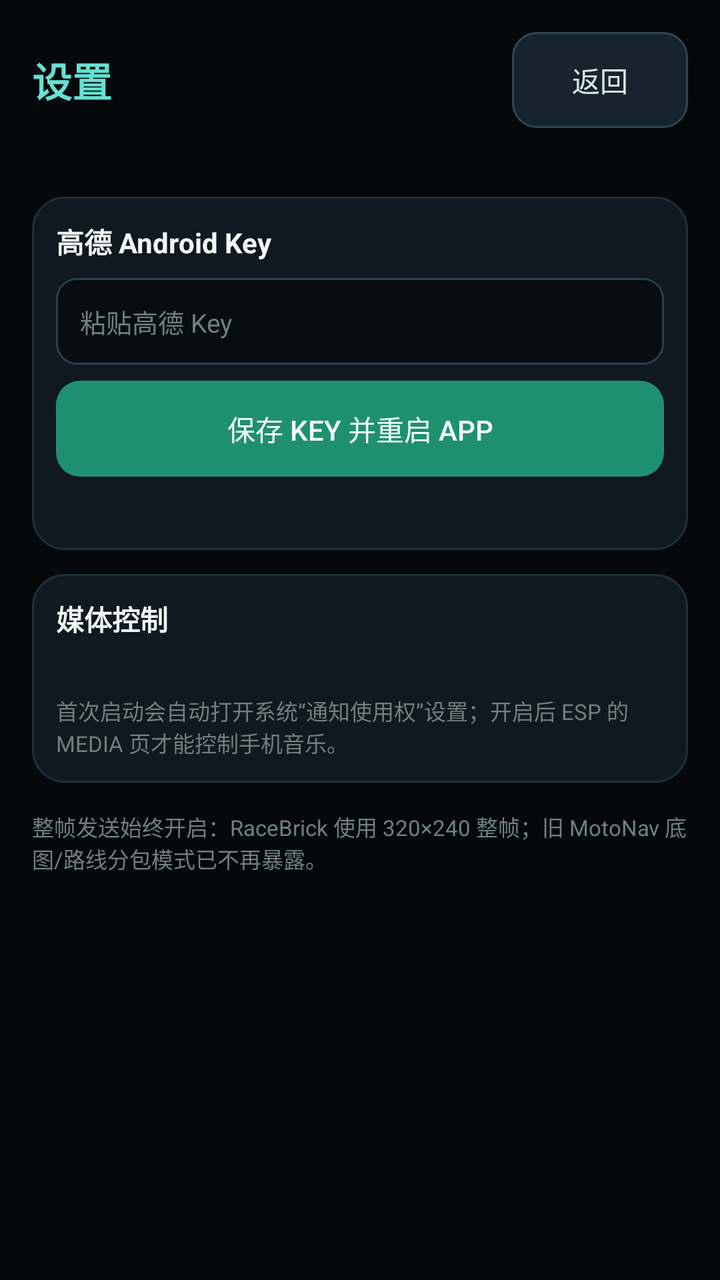
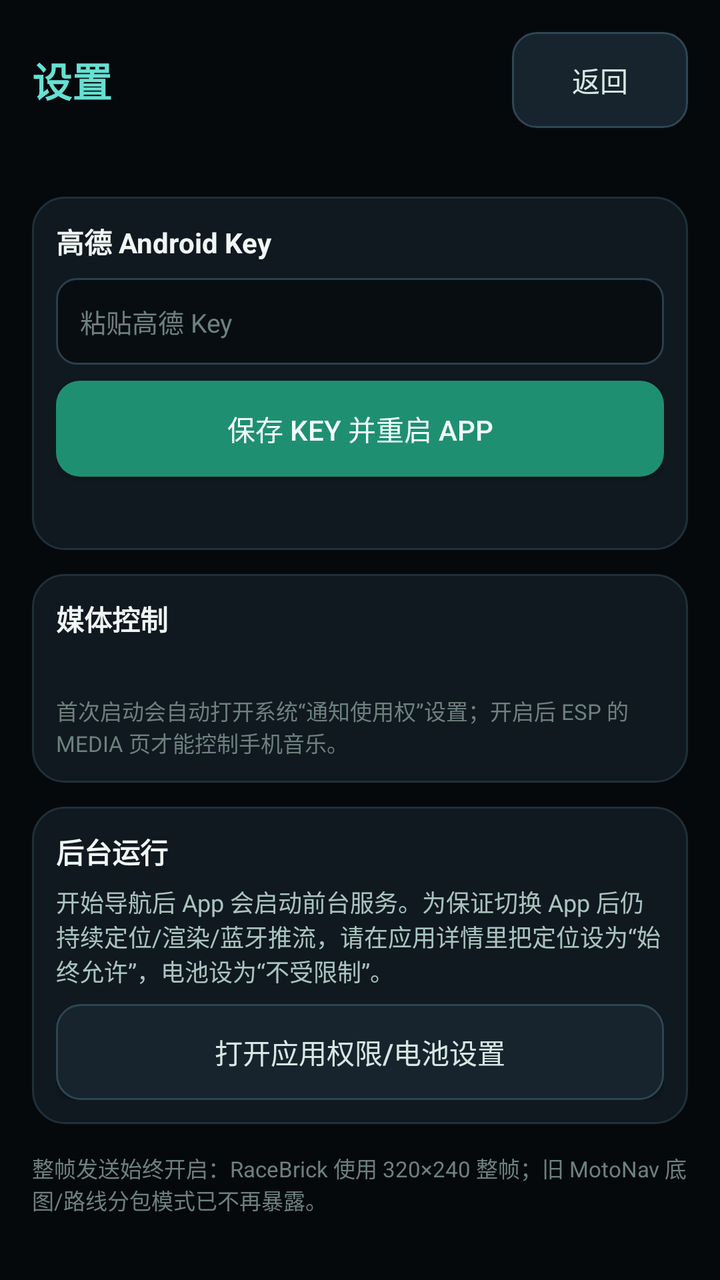

An Android layout rendered at two revisions. The XML below is the earlier revision; the diff shows what the commit changed to produce the second picture.
<!-- AndroidManifest.xml: application theme Theme.NavBridge -->
<!-- res/layout/activity_settings.xml -->
<?xml version="1.0" encoding="utf-8"?>
<ScrollView xmlns:android="http://schemas.android.com/apk/res/android"
    android:layout_width="match_parent"
    android:layout_height="match_parent"
    android:fillViewport="true"
    android:background="#06090C">

    <LinearLayout
        android:layout_width="match_parent"
        android:layout_height="wrap_content"
        android:orientation="vertical"
        android:padding="16dp">

        <LinearLayout
            android:layout_width="match_parent"
            android:layout_height="wrap_content"
            android:gravity="center_vertical"
            android:orientation="horizontal">

            <TextView
                android:layout_width="0dp"
                android:layout_height="wrap_content"
                android:layout_weight="1"
                android:text="设置"
                android:textColor="#66E0D2"
                android:textSize="20sp"
                android:textStyle="bold" />

            <Button
                android:id="@+id/btnBack"
                android:layout_width="wrap_content"
                android:layout_height="wrap_content"
                android:background="@drawable/btn_secondary"
                android:backgroundTint="@null"
                android:text="返回"
                android:textColor="#D7E7E4" />
        </LinearLayout>

        <TextView
            android:id="@+id/tvVersion"
            android:layout_width="match_parent"
            android:layout_height="wrap_content"
            android:layout_marginTop="6dp"
            android:textColor="#A9C4BE"
            android:textSize="12sp" />

        <LinearLayout
            android:layout_width="match_parent"
            android:layout_height="wrap_content"
            android:layout_marginTop="12dp"
            android:background="@drawable/bg_card"
            android:orientation="vertical"
            android:padding="12dp">

            <TextView
                android:layout_width="match_parent"
                android:layout_height="wrap_content"
                android:text="高德 Android Key"
                android:textColor="#F0F6F4"
                android:textSize="14sp"
                android:textStyle="bold" />

            <EditText
                android:id="@+id/etKey"
                android:layout_width="match_parent"
                android:layout_height="wrap_content"
                android:layout_marginTop="8dp"
                android:background="@drawable/bg_input"
                android:hint="粘贴高德 Key"
                android:inputType="text"
                android:padding="12dp"
                android:textColor="#F0F6F4"
                android:textColorHint="#6D817D"
                android:textSize="13sp" />

            <Button
                android:id="@+id/btnSaveKey"
                android:layout_width="match_parent"
                android:layout_height="wrap_content"
                android:layout_marginTop="8dp"
                android:background="@drawable/btn_primary"
                android:backgroundTint="@null"
                android:text="保存 Key 并重启 App"
                android:textColor="#F2FFFB" />

            <TextView
                android:id="@+id/tvSign"
                android:layout_width="match_parent"
                android:layout_height="wrap_content"
                android:layout_marginTop="10dp"
                android:textColor="#A9C4BE"
                android:textIsSelectable="true"
                android:textSize="11sp" />
        </LinearLayout>

        <LinearLayout
            android:layout_width="match_parent"
            android:layout_height="wrap_content"
            android:layout_marginTop="12dp"
            android:background="@drawable/bg_card"
            android:orientation="vertical"
            android:padding="12dp">

            <TextView
                android:layout_width="match_parent"
                android:layout_height="wrap_content"
                android:text="媒体控制"
                android:textColor="#F0F6F4"
                android:textSize="14sp"
                android:textStyle="bold" />

            <TextView
                android:id="@+id/tvMediaStatus"
                android:layout_width="match_parent"
                android:layout_height="wrap_content"
                android:layout_marginTop="6dp"
                android:textColor="#A9C4BE"
                android:textSize="13sp" />

            <TextView
                android:layout_width="match_parent"
                android:layout_height="wrap_content"
                android:layout_marginTop="4dp"
                android:text="首次启动会自动打开系统“通知使用权”设置；开启后 ESP 的 MEDIA 页才能控制手机音乐。"
                android:textColor="#6D817D"
                android:textSize="11sp" />
        </LinearLayout>

        <TextView
            android:layout_width="match_parent"
            android:layout_height="wrap_content"
            android:layout_marginTop="14dp"
            android:text="整帧发送始终开启：RaceBrick 使用 320×240 整帧；旧 MotoNav 底图/路线分包模式已不再暴露。"
            android:textColor="#6D817D"
            android:textSize="11sp" />
    </LinearLayout>
</ScrollView>
<!-- resources referenced by this layout -->
<resources>
  <!-- drawable bg_card (drawable) -->
  <?xml version="1.0" encoding="utf-8"?>
  <shape xmlns:android="http://schemas.android.com/apk/res/android">
      <solid android:color="#101820" />
      <corners android:radius="16dp" />
      <stroke android:width="1dp" android:color="#1F303A" />
  </shape>
  <!-- drawable bg_input (drawable) -->
  <?xml version="1.0" encoding="utf-8"?>
  <shape xmlns:android="http://schemas.android.com/apk/res/android">
      <solid android:color="#080D12" />
      <corners android:radius="10dp" />
      <stroke android:width="1dp" android:color="#29404C" />
  </shape>
  <!-- drawable btn_primary (drawable) -->
  <?xml version="1.0" encoding="utf-8"?>
  <shape xmlns:android="http://schemas.android.com/apk/res/android">
      <solid android:color="#1F8F72" />
      <corners android:radius="12dp" />
  </shape>
  <!-- drawable btn_secondary (drawable) -->
  <?xml version="1.0" encoding="utf-8"?>
  <shape xmlns:android="http://schemas.android.com/apk/res/android">
      <solid android:color="#17242D" />
      <corners android:radius="12dp" />
      <stroke android:width="1dp" android:color="#2E4654" />
  </shape>
  <style name="Theme.NavBridge" parent="Theme.AppCompat.DayNight.NoActionBar">
          <item name="android:windowBackground">@android:color/black</item>
          <item name="android:statusBarColor">@android:color/black</item>
      </style>
</resources>

<!-- the commit's change to res/layout/activity_settings.xml (unified diff, before → after) -->
@@ -126,6 +126,41 @@
                 android:textSize="11sp" />
         </LinearLayout>
 
+        <LinearLayout
+            android:layout_width="match_parent"
+            android:layout_height="wrap_content"
+            android:layout_marginTop="12dp"
+            android:background="@drawable/bg_card"
+            android:orientation="vertical"
+            android:padding="12dp">
+
+            <TextView
+                android:layout_width="match_parent"
+                android:layout_height="wrap_content"
+                android:text="后台运行"
+                android:textColor="#F0F6F4"
+                android:textSize="14sp"
+                android:textStyle="bold" />
+
+            <TextView
+                android:layout_width="match_parent"
+                android:layout_height="wrap_content"
+                android:layout_marginTop="6dp"
+                android:text="开始导航后 App 会启动前台服务。为保证切换 App 后仍持续定位/渲染/蓝牙推流，请在应用详情里把定位设为“始终允许”，电池设为“不受限制”。"
+                android:textColor="#A9C4BE"
+                android:textSize="12sp" />
+
+            <Button
+                android:id="@+id/btnBackground"
+                android:layout_width="match_parent"
+                android:layout_height="wrap_content"
+                android:layout_marginTop="8dp"
+                android:background="@drawable/btn_secondary"
+                android:backgroundTint="@null"
+                android:text="打开应用权限/电池设置"
+                android:textColor="#D7E7E4" />
+        </LinearLayout>
+
         <TextView
             android:layout_width="match_parent"
             android:layout_height="wrap_content"
